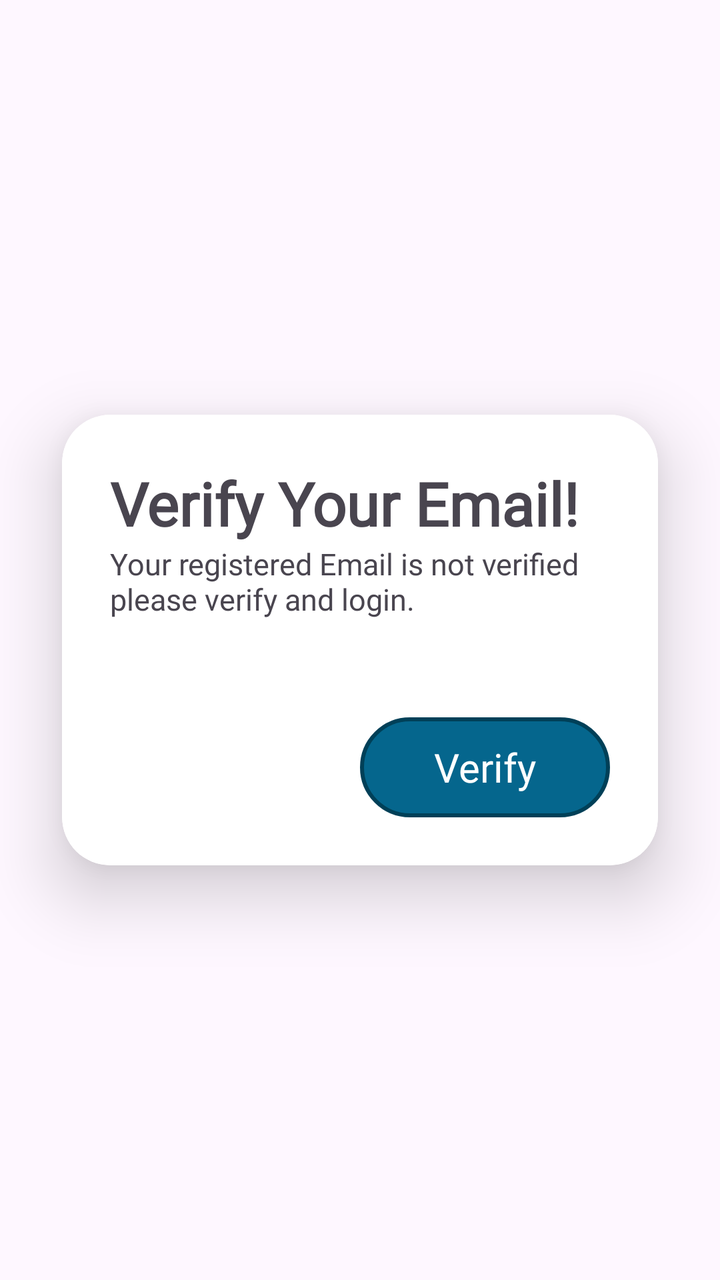
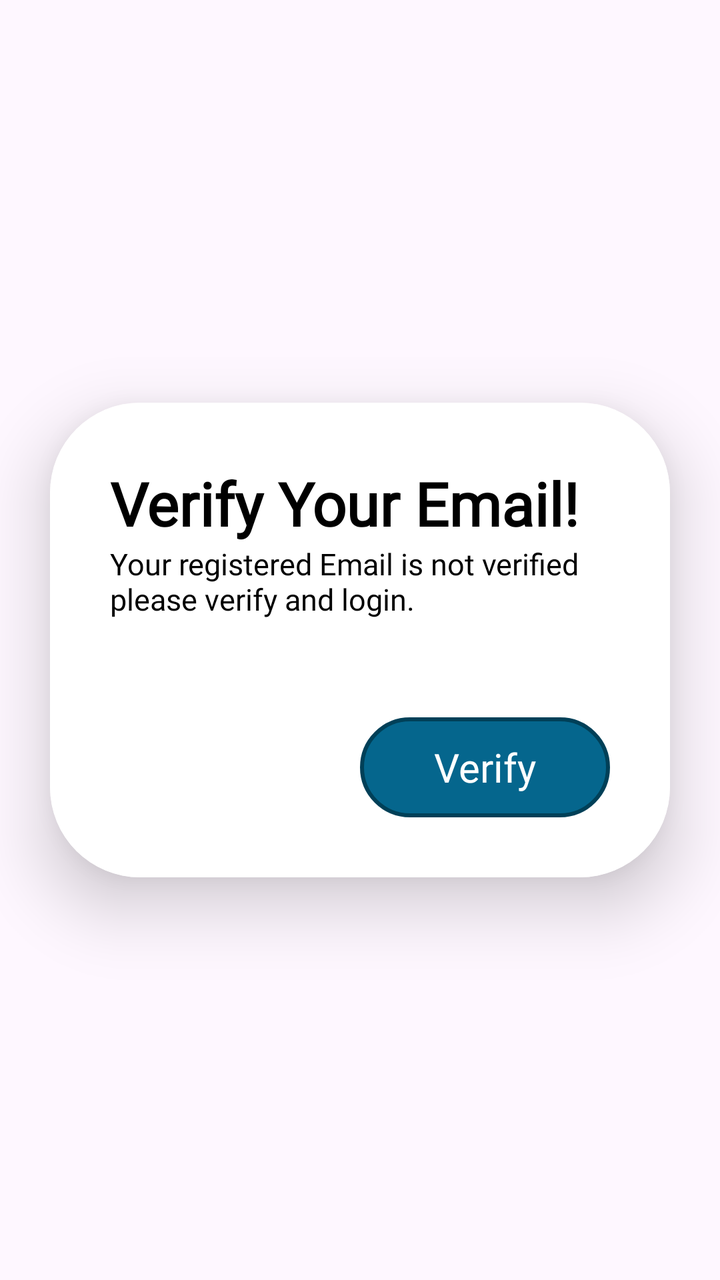

An Android layout rendered at two revisions. The XML below is the earlier revision; the diff shows what the commit changed to produce the second picture.
<!-- AndroidManifest.xml: application theme Theme.Hostelvault -->
<!-- res/layout/activity_verify_email.xml -->
<?xml version="1.0" encoding="utf-8"?>
<LinearLayout xmlns:android="http://schemas.android.com/apk/res/android"
    xmlns:app="http://schemas.android.com/apk/res-auto"
    xmlns:tools="http://schemas.android.com/tools"
    android:id="@+id/main"
    android:layout_width="match_parent"
    android:gravity="center"
    android:layout_height="match_parent"
    tools:context=".verifyEmailActivity">

    <androidx.cardview.widget.CardView
        android:layout_width="wrap_content"
        android:layout_height="wrap_content"
        app:cardCornerRadius="24dp"
        app:cardElevation="20dp">

        <LinearLayout
            android:layout_width="match_parent"
            android:orientation="vertical"
            android:gravity="start"
            android:padding="24dp"
            android:background="@drawable/edittextbg"
            android:layout_height="match_parent">

            <TextView
                android:layout_width="wrap_content"
                android:layout_height="wrap_content"
                android:fontFamily="@font/poppins_semibold"
                android:text="@string/verify_your_email"
                android:textSize="30sp"
                android:textStyle="bold"
                app:layout_constraintBottom_toBottomOf="parent"
                app:layout_constraintEnd_toEndOf="parent"
                app:layout_constraintStart_toStartOf="parent"
                app:layout_constraintTop_toTopOf="parent"
                app:layout_constraintVertical_bias="0.052" />

            <TextView
                android:layout_width="250dp"
                android:layout_height="wrap_content"
                android:fontFamily="@font/poppins"
                android:text="Your registered Email is not verified please verify and login."
                android:textAlignment="textStart"
                android:textSize="15sp" />

            <LinearLayout
                android:layout_width="match_parent"
                android:layout_height="wrap_content"
                android:gravity="right"
                android:layout_marginTop="24dp"
                android:orientation="horizontal">

                <View
                    android:layout_width="0dp"
                    android:layout_height="75dp"
                    android:layout_weight="1" />

                <com.google.android.material.button.MaterialButton
                    android:id="@+id/verifybtn"
                    style="@style/Theme.Hostelvault"
                    android:layout_width="0dp"
                    android:layout_height="match_parent"
                    android:layout_marginTop="25dp"
                    android:layout_weight="1"
                    android:gravity="center"
                    android:background="@drawable/btn_bg"
                    android:fontFamily="@font/poppins"
                    android:text="@string/verify"
                    android:textColor="@color/white"
                    android:textSize="20sp">

                </com.google.android.material.button.MaterialButton>


            </LinearLayout>




































        </LinearLayout>

    </androidx.cardview.widget.CardView>

</LinearLayout>
<!-- resources referenced by this layout -->
<resources>
  <color name="white">#FFFFFFFF</color>
  <!-- drawable btn_bg (drawable) -->
  <?xml version="1.0" encoding="utf-8"?>
  <shape xmlns:android="http://schemas.android.com/apk/res/android" android:shape="rectangle">
      <stroke
          android:color="#004058"
          android:width="2dp">
      </stroke>
      <corners
          android:radius="300dp">
      </corners>
      <solid
          android:color="@color/dark_teal">
      </solid>
  </shape>
  <!-- drawable edittextbg (drawable) -->
  <?xml version="1.0" encoding="utf-8"?>
  <layer-list xmlns:android="http://schemas.android.com/apk/res/android"
      android:shape="rectangle">
      <item>
          <shape >
              <corners
                  android:radius="24dp">
  
              </corners>
              <solid
                  android:color="@color/white">
              </solid>
          </shape>
      </item>
  </layer-list>
  <string name="verify">Verify</string>
  <string name="verify_your_email">Verify Your Email!</string>
  <style name="Theme.Hostelvault" parent="Theme.Material3.DayNight.NoActionBar">
  
          <item name="android:statusBarColor">@color/bg_color</item>
          <item name="colorPrimary">@color/black</item>
          <item name="colorPrimaryVariant">@color/transparent</item>
          <item name="backgroundTint">@null</item>
          <item name="strokeColor">@null</item>
  
      </style>
  <color name="dark_teal">#05668D</color>
  <color name="bg_color">#1A1A24</color>
  <color name="black">#FF000000</color>
  <color name="transparent">#004F4FA5</color>
</resources>

<!-- the commit's change to res/layout/activity_verify_email.xml (unified diff, before → after) -->
@@ -11,14 +11,14 @@
     <androidx.cardview.widget.CardView
         android:layout_width="wrap_content"
         android:layout_height="wrap_content"
-        app:cardCornerRadius="24dp"
+        app:cardCornerRadius="45dp"
         app:cardElevation="20dp">
 
         <LinearLayout
             android:layout_width="match_parent"
             android:orientation="vertical"
             android:gravity="start"
-            android:padding="24dp"
+            android:padding="30dp"
             android:background="@drawable/edittextbg"
             android:layout_height="match_parent">
 
@@ -28,6 +28,7 @@
                 android:fontFamily="@font/poppins_semibold"
                 android:text="@string/verify_your_email"
                 android:textSize="30sp"
+                android:textColor="@color/black"
                 android:textStyle="bold"
                 app:layout_constraintBottom_toBottomOf="parent"
                 app:layout_constraintEnd_toEndOf="parent"
@@ -41,6 +42,7 @@
                 android:fontFamily="@font/poppins"
                 android:text="Your registered Email is not verified please verify and login."
                 android:textAlignment="textStart"
+                android:textColor="@color/black"
                 android:textSize="15sp" />
 
             <LinearLayout
